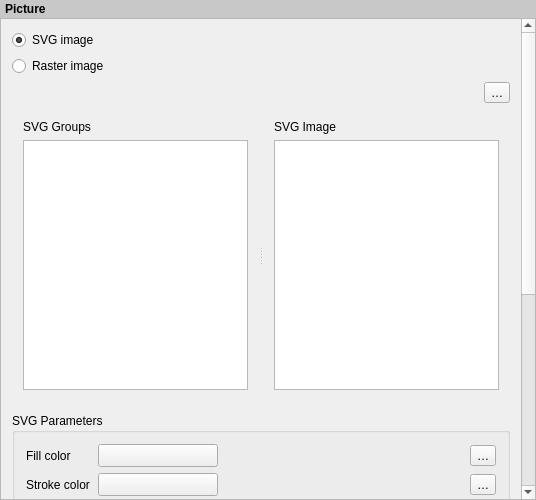
The window that src/ui/layout/qgslayoutpicturewidgetbase.ui (qgis/QGIS) describes before a commit, drawn with Qt 5.
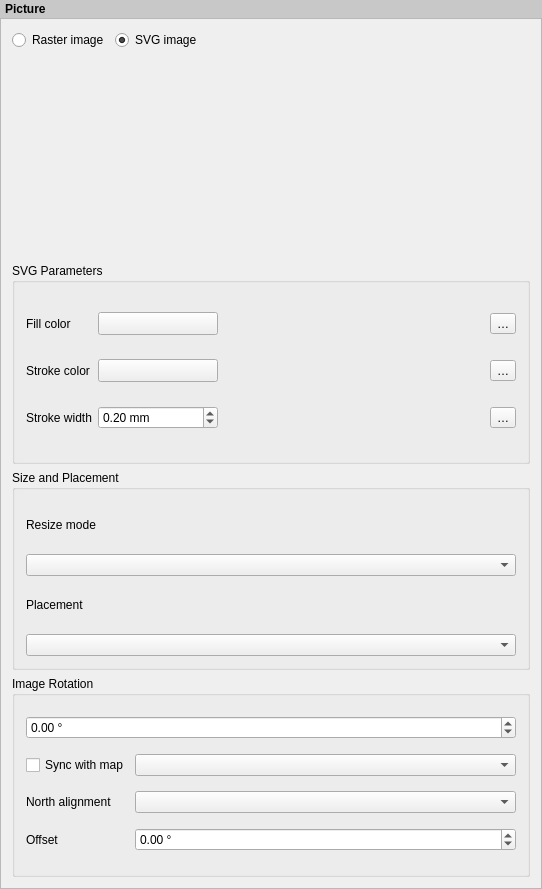
The same window after the commit. Custom widgets are drawn as their Qt base class.

Commit message:
[FEATURE] supports dynamic SVGs in layouts
also fix a UX bug where you couldn't switch between raster and SVG radios if the data defined property was active (unreported in tracker)

Diff of the .ui file:
```diff
--- a/src/ui/layout/qgslayoutpicturewidgetbase.ui
+++ b/src/ui/layout/qgslayoutpicturewidgetbase.ui
@@ -6,8 +6,8 @@
    <rect>
     <x>0</x>
     <y>0</y>
-    <width>536</width>
-    <height>500</height>
+    <width>542</width>
+    <height>889</height>
    </rect>
   </property>
   <property name="sizePolicy">
@@ -60,236 +60,48 @@
       <property name="geometry">
        <rect>
         <x>0</x>
-        <y>-368</y>
-        <width>520</width>
-        <height>845</height>
+        <y>0</y>
+        <width>540</width>
+        <height>867</height>
        </rect>
       </property>
       <layout class="QVBoxLayout" name="mainLayout">
        <item>
-        <widget class="QRadioButton" name="mRadioSVG">
-         <property name="text">
-          <string>SVG image</string>
-         </property>
-         <property name="checked">
-          <bool>true</bool>
-         </property>
-        </widget>
+        <layout class="QHBoxLayout" name="horizontalLayout">
+         <item>
+          <widget class="QRadioButton" name="mRadioRaster">
+           <property name="text">
+            <string>Raster image</string>
+           </property>
+          </widget>
+         </item>
+         <item>
+          <widget class="QRadioButton" name="mRadioSVG">
+           <property name="text">
+            <string>SVG image</string>
+           </property>
+           <property name="checked">
+            <bool>true</bool>
+           </property>
+          </widget>
+         </item>
+         <item>
+          <spacer name="horizontalSpacer_2">
+           <property name="orientation">
+            <enum>Qt::Horizontal</enum>
+           </property>
+           <property name="sizeHint" stdset="0">
+            <size>
+             <width>40</width>
+             <height>20</height>
+            </size>
+           </property>
+          </spacer>
+         </item>
+        </layout>
        </item>
        <item>
-        <widget class="QRadioButton" name="mRadioRaster">
-         <property name="text">
-          <string>Raster image</string>
-         </property>
-        </widget>
-       </item>
-       <item>
-        <widget class="QFrame" name="mRasterFrame">
-         <property name="frameShape">
-          <enum>QFrame::NoFrame</enum>
-         </property>
-         <property name="frameShadow">
-          <enum>QFrame::Plain</enum>
-         </property>
-         <layout class="QHBoxLayout" name="horizontalLayout_3" stretch="1,0">
-          <property name="leftMargin">
-           <number>0</number>
-          </property>
-          <property name="topMargin">
-           <number>0</number>
-          </property>
-          <property name="rightMargin">
-           <number>0</number>
-          </property>
-          <property name="bottomMargin">
-           <number>0</number>
-          </property>
-          <item>
-           <widget class="QgsImageSourceLineEdit" name="mImageSourceLineEdit" native="true">
-            <property name="focusPolicy">
-             <enum>Qt::StrongFocus</enum>
-            </property>
-           </widget>
-          </item>
-          <item>
-           <widget class="QFrame" name="mRasterDDBtnFrame">
-            <property name="frameShape">
-             <enum>QFrame::NoFrame</enum>
-            </property>
-            <property name="frameShadow">
-             <enum>QFrame::Plain</enum>
-            </property>
-            <layout class="QVBoxLayout" name="verticalLayout">
-             <property name="leftMargin">
-              <number>0</number>
-             </property>
-             <property name="topMargin">
-              <number>0</number>
-             </property>
-             <property name="rightMargin">
-              <number>0</number>
-             </property>
-             <property name="bottomMargin">
-              <number>0</number>
-             </property>
-             <item>
-              <widget class="QgsPropertyOverrideButton" name="mSourceDDBtn">
-               <property name="text">
-                <string>…</string>
-               </property>
-              </widget>
-             </item>
-            </layout>
-           </widget>
-          </item>
-         </layout>
-        </widget>
-       </item>
-       <item>
-        <widget class="QFrame" name="mSVGFrame">
-         <property name="frameShape">
-          <enum>QFrame::NoFrame</enum>
-         </property>
-         <property name="frameShadow">
-          <enum>QFrame::Plain</enum>
-         </property>
-         <layout class="QGridLayout" name="gridLayout_4" columnstretch="1,0">
-          <property name="leftMargin">
-           <number>0</number>
-          </property>
-          <property name="topMargin">
-           <number>0</number>
-          </property>
-          <property name="rightMargin">
-           <number>0</number>
-          </property>
-          <property name="bottomMargin">
-           <number>0</number>
-          </property>
-          <item row="1" column="0">
-           <widget class="QgsSvgSourceLineEdit" name="mSvgSourceLineEdit" native="true">
-            <property name="focusPolicy">
-             <enum>Qt::StrongFocus</enum>
-            </property>
-           </widget>
-          </item>
-          <item row="1" column="1">
-           <widget class="QFrame" name="mSvgDDBtnFrame">
-            <property name="frameShape">
-             <enum>QFrame::NoFrame</enum>
-            </property>
-            <property name="frameShadow">
-             <enum>QFrame::Plain</enum>
-            </property>
-            <layout class="QVBoxLayout" name="verticalLayout_5">
-             <property name="leftMargin">
-              <number>0</number>
-             </property>
-             <property name="topMargin">
-              <number>0</number>
-             </property>
-             <property name="rightMargin">
-              <number>0</number>
-             </property>
-             <property name="bottomMargin">
-              <number>0</number>
-             </property>
-            </layout>
-           </widget>
-          </item>
-          <item row="0" column="0" colspan="2">
-           <widget class="QSplitter" name="splitter">
-            <property name="orientation">
-             <enum>Qt::Horizontal</enum>
-            </property>
-            <widget class="QWidget" name="layoutWidget">
-             <layout class="QVBoxLayout" name="verticalLayout_3">
-              <item>
-               <widget class="QLabel" name="label_9">
-                <property name="text">
-                 <string>SVG Groups</string>
-                </property>
-               </widget>
-              </item>
-              <item>
-               <widget class="QTreeView" name="viewGroups">
-                <property name="sizePolicy">
-                 <sizepolicy hsizetype="Expanding" vsizetype="Expanding">
-                  <horstretch>3</horstretch>
-                  <verstretch>1</verstretch>
-                 </sizepolicy>
-                </property>
-               </widget>
-              </item>
-             </layout>
-            </widget>
-            <widget class="QWidget" name="layoutWidget1">
-             <layout class="QVBoxLayout" name="verticalLayout_4">
-              <item>
-               <widget class="QLabel" name="label_3">
-                <property name="text">
-                 <string>SVG Image</string>
-                </property>
-               </widget>
-              </item>
-              <item>
-               <widget class="QListView" name="viewImages">
-                <property name="sizePolicy">
-                 <sizepolicy hsizetype="Expanding" vsizetype="Expanding">
-                  <horstretch>5</horstretch>
-                  <verstretch>1</verstretch>
-                 </sizepolicy>
-                </property>
-                <property name="minimumSize">
-                 <size>
-                  <width>0</width>
-                  <height>250</height>
-                 </size>
-                </property>
-                <property name="editTriggers">
-                 <set>QAbstractItemView::NoEditTriggers</set>
-                </property>
-                <property name="iconSize">
-                 <size>
-                  <width>32</width>
-                  <height>32</height>
-                 </size>
-                </property>
-                <property name="movement">
-                 <enum>QListView::Static</enum>
-                </property>
-                <property name="resizeMode">
-                 <enum>QListView::Adjust</enum>
-                </property>
-                <property name="layoutMode">
-                 <enum>QListView::Batched</enum>
-                </property>
-                <property name="spacing">
-                 <number>2</number>
-                </property>
-                <property name="gridSize">
-                 <size>
-                  <width>36</width>
-                  <height>36</height>
-                 </size>
-                </property>
-                <property name="viewMode">
-                 <enum>QListView::IconMode</enum>
-                </property>
-                <property name="uniformItemSizes">
-                 <bool>true</bool>
-                </property>
-                <property name="wordWrap">
-                 <bool>true</bool>
-                </property>
-               </widget>
-              </item>
-             </layout>
-            </widget>
-           </widget>
-          </item>
-         </layout>
-        </widget>
+        <widget class="QgsSvgSelectorWidget" name="mSvgSelectorWidget" native="true"/>
        </item>
        <item>
         <widget class="QgsCollapsibleGroupBoxBasic" name="mSVGParamsGroupBox">
@@ -584,33 +396,20 @@
    <header location="global">qgscollapsiblegroupbox.h</header>
    <container>1</container>
   </customwidget>
-  <customwidget>
-   <class>QgsImageSourceLineEdit</class>
-   <extends>QWidget</extends>
-   <header>qgsfilecontentsourcelineedit.h</header>
-   <container>1</container>
-  </customwidget>
   <customwidget>
    <class>QgsLayoutItemComboBox</class>
    <extends>QComboBox</extends>
    <header>qgslayoutitemcombobox.h</header>
   </customwidget>
   <customwidget>
-   <class>QgsSvgSourceLineEdit</class>
+   <class>QgsSvgSelectorWidget</class>
    <extends>QWidget</extends>
-   <header>qgsfilecontentsourcelineedit.h</header>
+   <header>qgssvgselectorwidget.h</header>
    <container>1</container>
   </customwidget>
  </customwidgets>
  <tabstops>
   <tabstop>scrollArea</tabstop>
-  <tabstop>mRadioSVG</tabstop>
-  <tabstop>mRadioRaster</tabstop>
-  <tabstop>mImageSourceLineEdit</tabstop>
-  <tabstop>mSourceDDBtn</tabstop>
-  <tabstop>viewGroups</tabstop>
-  <tabstop>viewImages</tabstop>
-  <tabstop>mSvgSourceLineEdit</tabstop>
   <tabstop>mFillColorButton</tabstop>
   <tabstop>mFillColorDDBtn</tabstop>
   <tabstop>mStrokeColorButton</tabstop>
```
The commit also changes 7 other files.
